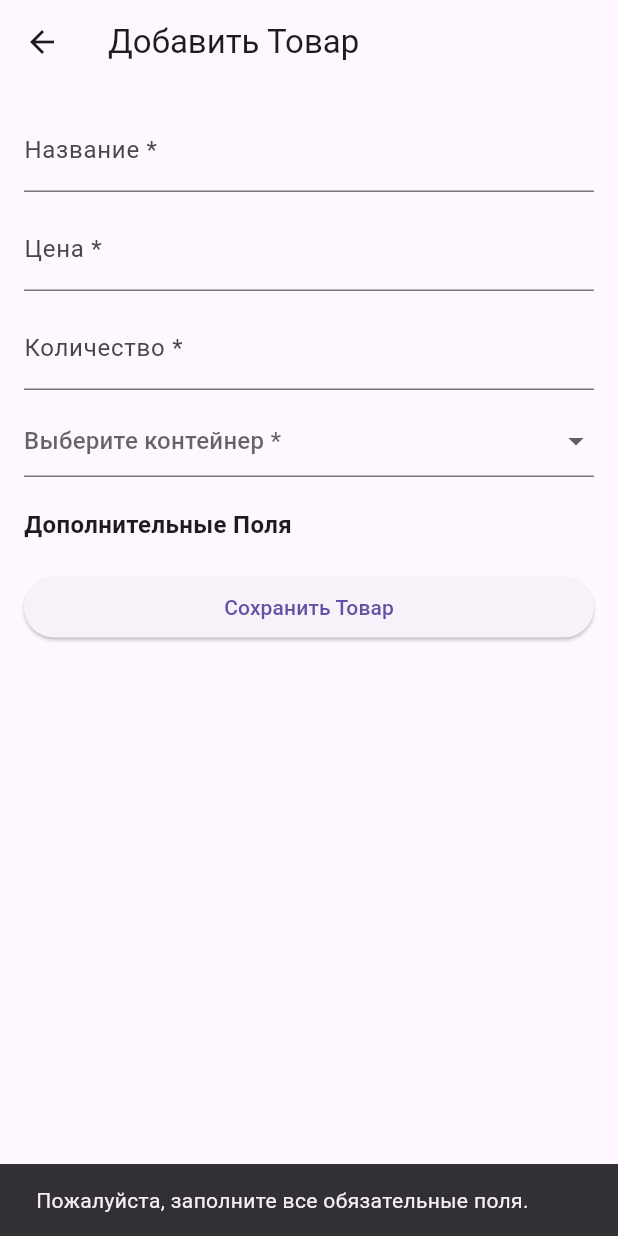
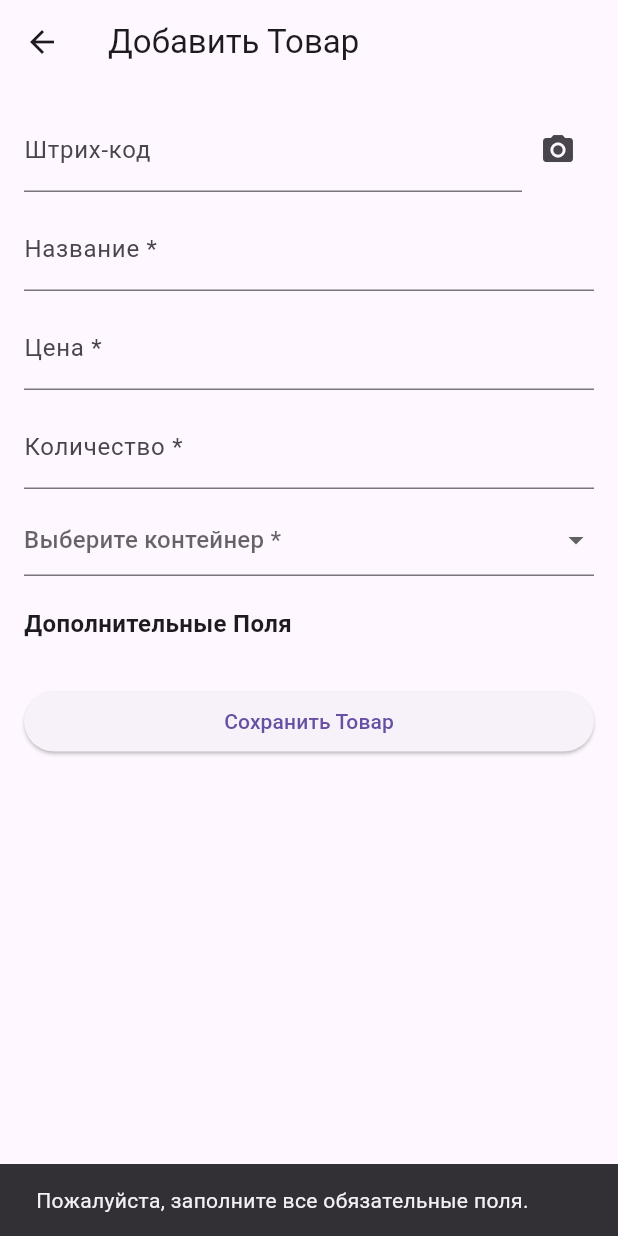
Before and after one commit to AlexBNC01/skilldflutter, a Flutter app: the AddProductScreen screen opened directly, after a tap on "Сохранить Товар", on a phone screen of 412 x 824 dp. Run offline on Flutter 3.47's test engine with Material 3 defaults, Android fonts, the phone set to English and light mode, and no system bars; our stand-ins replace image_picker, sqflite; missing offline and left inert: flutter_barcode_scanner; accounts and stored records are empty.

Commit message:
вернул штрих коды и динамические поля

```diff
--- a/lib/screens/add_product_screen.dart
+++ b/lib/screens/add_product_screen.dart
@@ -1,5 +1,8 @@
 // lib/screens/add_product_screen.dart
+
+import 'dart:io';
 import 'package:flutter/material.dart';
+import 'package:flutter_barcode_scanner/flutter_barcode_scanner.dart'; // <-- Для сканирования штрих-кода
 import '../services/database_service.dart';
 import '../models/product.dart';
 import '../models/dynamic_field.dart';
@@ -20,9 +23,11 @@ class _AddProductScreenState extends State<AddProductScreen> {
   final TextEditingController _nameController = TextEditingController();
   final TextEditingController _priceController = TextEditingController();
   final TextEditingController _quantityController = TextEditingController();
-  // Добавьте другие контроллеры для дополнительных стандартных полей, если необходимо
 
-  // Для динамических полей
+  // Добавляем контроллер для штрих-кода
+  final TextEditingController _barcodeController = TextEditingController();
+
+  // Динамические поля
   List<DynamicField> _dynamicFields = [];
   final Map<String, TextEditingController> _dynamicControllers = {};
 
@@ -56,9 +61,39 @@ class _AddProductScreenState extends State<AddProductScreen> {
     });
   }
 
+  // Метод для вызова сканера штрих-кодов
+  Future<void> _scanBarcode() async {
+    try {
+      // Константа для цвета окна сканирования (можно настроить другой)
+      const scanColor = '#ff6666';
+
+      // Запуск сканера (при отмене вернётся '-1')
+      final barcodeScanRes = await FlutterBarcodeScanner.scanBarcode(
+        scanColor,         // Цвет окна сканирования
+        'Отмена',          // Текст кнопки отмены
+        true,              // Показывать вспышку
+        ScanMode.BARCODE,  // Режим сканирования (BARCODE / QRCODE)
+      );
+
+      // Если не отменили, то barcodeScanRes != '-1'
+      if (!mounted) return;
+      if (barcodeScanRes != '-1') {
+        setState(() {
+          _barcodeController.text = barcodeScanRes;
+        });
+      }
+    } catch (e) {
+      if (mounted) {
+        ScaffoldMessenger.of(context).showSnackBar(
+          SnackBar(content: Text('Ошибка сканирования: $e')),
+        );
+      }
+    }
+  }
+
   // Метод для отправки данных продукта
   Future<void> _submitProduct() async {
-    // Валидация обязательных стандартных полей
+    // Валидация обязательных полей
     if (_nameController.text.isEmpty ||
         _priceController.text.isEmpty ||
         _quantityController.text.isEmpty ||
@@ -73,26 +108,25 @@ class _AddProductScreenState extends State<AddProductScreen> {
     final dynamicValues = <String, dynamic>{};
     for (var field in _dynamicFields) {
       if (field.fieldType == 'dropdown') {
-        dynamicValues[field.fieldName] =
-            _dynamicControllers[field.fieldName]?.text.trim() ?? '';
+        dynamicValues[field.fieldName] = _dynamicControllers[field.fieldName]?.text.trim() ?? '';
       } else if (field.fieldType == 'number') {
-        dynamicValues[field.fieldName] =
-            int.tryParse(_dynamicControllers[field.fieldName]?.text.trim() ?? '');
-      } else { // По умолчанию текстовое поле
-        dynamicValues[field.fieldName] =
-            _dynamicControllers[field.fieldName]?.text.trim() ?? '';
+        dynamicValues[field.fieldName] = int.tryParse(
+          _dynamicControllers[field.fieldName]?.text.trim() ?? '',
+        );
+      } else {
+        dynamicValues[field.fieldName] = _dynamicControllers[field.fieldName]?.text.trim() ?? '';
       }
     }
 
-    // Создание объекта продукта с обязательным параметром containerId
+    // Создание объекта продукта
     final product = Product(
       name: _nameController.text.trim(),
       price: double.parse(_priceController.text.trim()),
       quantity: int.parse(_quantityController.text.trim()),
       containerId: _selectedContainerId!,
-      // Добавьте другие стандартные поля, если они есть
+      // Добавляем штрих-код (если пустой, то null)
+      barcode: _barcodeController.text.isNotEmpty ? _barcodeController.text.trim() : null,
       dynamicFields: dynamicValues,
-      // Заполните другие поля по необходимости
     );
 
     try {
@@ -111,23 +145,46 @@ class _AddProductScreenState extends State<AddProductScreen> {
   @override
   Widget build(BuildContext context) {
     return Scaffold(
-        appBar: AppBar(title: const Text('Добавить Товар')),
+      appBar: AppBar(
+        title: const Text('Добавить Товар'),
+      ),
       body: Padding(
         padding: const EdgeInsets.all(16.0),
         child: ListView(
           children: [
-              // Стандартные поля
+            // Поле для ввода штрих-кода + кнопка сканирования
+            Row(
+              children: [
+                Expanded(
+                  child: TextField(
+                    controller: _barcodeController,
+                    decoration: const InputDecoration(
+                      labelText: 'Штрих-код',
+                      hintText: 'Отсканируйте или введите штрих-код',
+                    ),
+                  ),
+                ),
+                IconButton(
+                  icon: const Icon(Icons.camera_alt),
+                  onPressed: _scanBarcode, // Запуск метода сканирования
+                ),
+              ],
+            ),
+            const SizedBox(height: 10),
+            // Название товара
             TextField(
               controller: _nameController,
               decoration: const InputDecoration(labelText: 'Название *'),
             ),
             const SizedBox(height: 10),
+            // Цена
             TextField(
               controller: _priceController,
               keyboardType: const TextInputType.numberWithOptions(decimal: true),
               decoration: const InputDecoration(labelText: 'Цена *'),
             ),
             const SizedBox(height: 10),
+            // Количество
             TextField(
               controller: _quantityController,
               keyboardType: TextInputType.number,
@@ -152,7 +209,11 @@ class _AddProductScreenState extends State<AddProductScreen> {
             ),
             const SizedBox(height: 20),
             // Динамические поля
-              const Text('Дополнительные Поля', style: TextStyle(fontSize: 16, fontWeight: FontWeight.bold)),
+            const Text(
+              'Дополнительные Поля',
+              style: TextStyle(fontSize: 16, fontWeight: FontWeight.bold),
+            ),
+            const SizedBox(height: 10),
             ..._dynamicFields.map((field) {
               if (field.fieldType == 'dropdown') {
                 return DropdownButtonFormField<String>(
@@ -175,7 +236,7 @@ class _AddProductScreenState extends State<AddProductScreen> {
                   keyboardType: TextInputType.number,
                   decoration: InputDecoration(labelText: field.fieldLabel),
                 );
-                } else { // По умолчанию текстовое поле
+              } else {
                 return TextField(
                   controller: _dynamicControllers[field.fieldName],
                   decoration: InputDecoration(labelText: field.fieldLabel),
@@ -189,6 +250,7 @@ class _AddProductScreenState extends State<AddProductScreen> {
             ),
           ],
         ),
-        ));
+      ),
+    );
   }
 }
```
Lines whose indentation alone changed are shown as unchanged.
